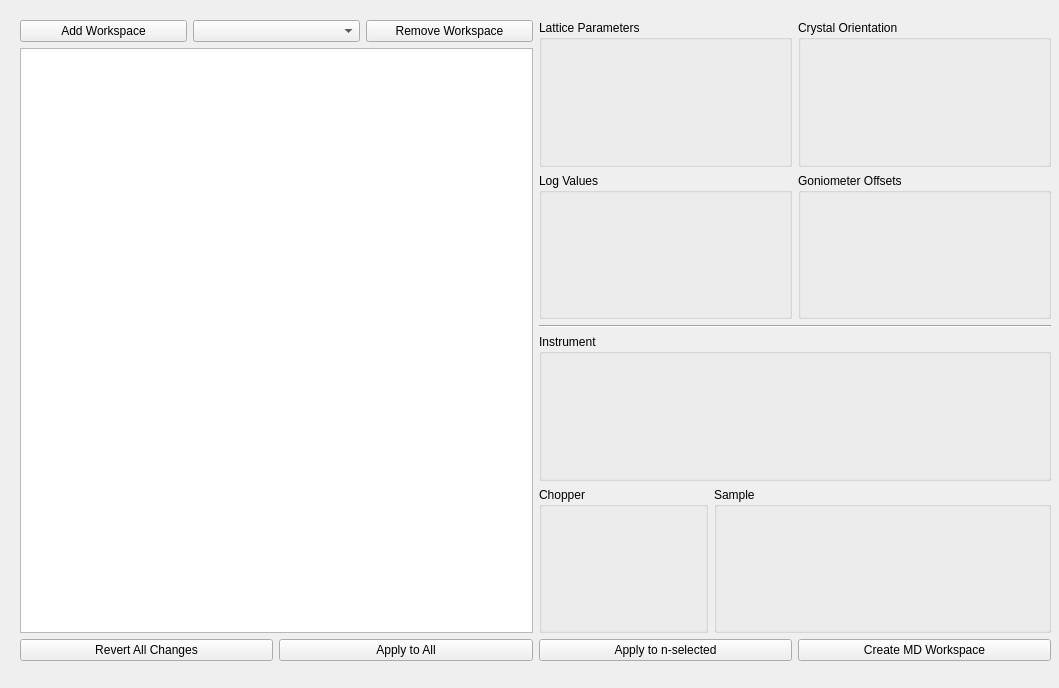
First picture: the form in Code/Mantid/MantidQt/CustomInterfaces/inc/MantidQtCustomInterfaces/CreateMDWorkspace.ui, repository mantidproject/mantid, before the edit.
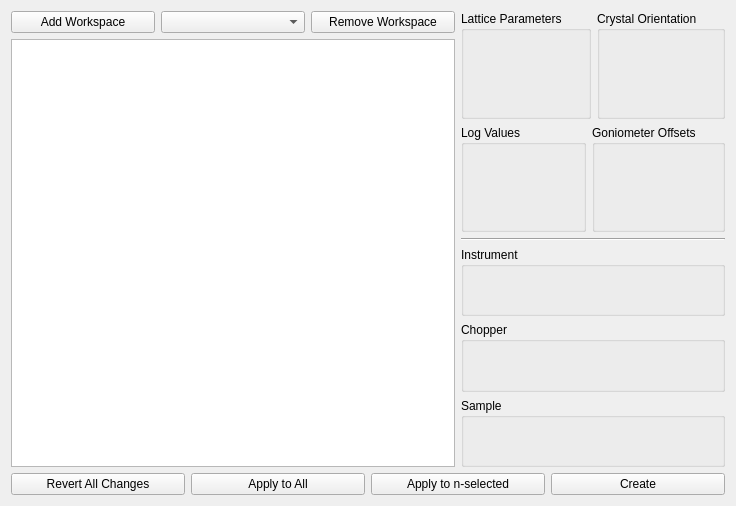
Second picture: the form after the edit. Custom widgets are drawn as their Qt base class.

Commit message:
refs #3876 Ui layout changes.
 Fix cosmetic and sizing issues with the current gui

Patch:
```diff
--- a/Code/Mantid/MantidQt/CustomInterfaces/inc/MantidQtCustomInterfaces/CreateMDWorkspace.ui
+++ b/Code/Mantid/MantidQt/CustomInterfaces/inc/MantidQtCustomInterfaces/CreateMDWorkspace.ui
@@ -6,8 +6,8 @@
    <rect>
     <x>0</x>
     <y>0</y>
-    <width>1059</width>
-    <height>688</height>
+    <width>736</width>
+    <height>506</height>
    </rect>
   </property>
   <property name="sizePolicy">
@@ -19,15 +19,6 @@
   <property name="windowTitle">
    <string>Form</string>
   </property>
-  <widget class="QWidget" name="verticalLayoutWidget_2">
-   <property name="geometry">
-    <rect>
-     <x>20</x>
-     <y>20</y>
-     <width>1031</width>
-     <height>641</height>
-    </rect>
-   </property>
    <layout class="QVBoxLayout" name="verticalLayout_2">
     <item>
      <layout class="QHBoxLayout" name="horizontalLayout">
@@ -60,7 +51,7 @@
         <item>
          <widget class="QTableView" name="tableView">
           <property name="sizePolicy">
-           <sizepolicy hsizetype="Preferred" vsizetype="Expanding">
+          <sizepolicy hsizetype="Expanding" vsizetype="Expanding">
             <horstretch>0</horstretch>
             <verstretch>0</verstretch>
            </sizepolicy>
@@ -68,9 +59,18 @@
           <property name="selectionBehavior">
            <enum>QAbstractItemView::SelectRows</enum>
           </property>
+         <property name="showGrid">
+          <bool>true</bool>
+         </property>
           <property name="sortingEnabled">
            <bool>true</bool>
           </property>
+         <property name="cornerButtonEnabled">
+          <bool>false</bool>
+         </property>
+         <attribute name="horizontalHeaderCascadingSectionResizes">
+          <bool>true</bool>
+         </attribute>
          </widget>
         </item>
        </layout>
@@ -82,67 +82,83 @@
           <item>
            <layout class="QVBoxLayout" name="verticalLayout_3">
             <item>
-             <layout class="QGridLayout" name="gridLayout_mandatory">
-              <item row="0" column="0">
+            <layout class="QVBoxLayout" name="verticalLayout_mandatory">
+             <item>
+              <layout class="QHBoxLayout" name="horizontalLayout_latticeCrystal">
+               <item>
                <widget class="QGroupBox" name="groupBox_lattice">
                 <property name="title">
                  <string>Lattice Parameters</string>
                 </property>
-               </widget>
-              </item>
-              <item row="0" column="1">
+                 <layout class="QHBoxLayout" name="horizontalLayout_5"/>
+                </widget>
+               </item>
+               <item>
                <widget class="QGroupBox" name="groupBox_orientation">
                 <property name="title">
                  <string>Crystal Orientation</string>
                 </property>
                </widget>
               </item>
-              <item row="1" column="1">
-               <widget class="QGroupBox" name="groupBox_goniometeroffsets">
-                <property name="title">
-                 <string>Goniometer Offsets</string>
-                </property>
-               </widget>
-              </item>
-              <item row="1" column="0">
+              </layout>
+             </item>
+             <item>
+              <layout class="QHBoxLayout" name="horizontalLayout_logValues_Goniometer">
+               <item>
                <widget class="QGroupBox" name="groupBox_logvalues">
                 <property name="title">
                  <string>Log Values</string>
                 </property>
-               </widget>
+                 <layout class="QHBoxLayout" name="logValueLayout"/>
+                </widget>
+               </item>
+               <item>
+                <widget class="QGroupBox" name="groupBox_goniometeroffsets">
+                 <property name="title">
+                  <string>Goniometer Offsets</string>
+                 </property>
+                </widget>
+               </item>
+              </layout>
               </item>
              </layout>
             </item>
             <item>
              <widget class="Line" name="line">
+             <property name="sizePolicy">
+              <sizepolicy hsizetype="Minimum" vsizetype="Fixed">
+               <horstretch>0</horstretch>
+               <verstretch>0</verstretch>
+              </sizepolicy>
+             </property>
               <property name="orientation">
                <enum>Qt::Horizontal</enum>
               </property>
              </widget>
             </item>
             <item>
-             <layout class="QGridLayout" name="gridLayout_optional">
-              <item row="1" column="1" colspan="2">
-               <widget class="QGroupBox" name="groupBox_sample">
-                <property name="title">
-                 <string>Sample</string>
-                </property>
-               </widget>
-              </item>
-              <item row="0" column="0" colspan="3">
+            <layout class="QVBoxLayout" name="verticalLayout_optional">
+             <item>
                <widget class="QGroupBox" name="groupBox_instrument">
                 <property name="title">
                  <string>Instrument</string>
                 </property>
                </widget>
               </item>
-              <item row="1" column="0">
+             <item>
                <widget class="QGroupBox" name="groupBox_chopper">
                 <property name="title">
                  <string>Chopper</string>
                 </property>
                </widget>
               </item>
+             <item>
+              <widget class="QGroupBox" name="groupBox_sample">
+               <property name="title">
+                <string>Sample</string>
+               </property>
+              </widget>
+             </item>
              </layout>
             </item>
            </layout>
@@ -179,14 +195,13 @@
       <item>
        <widget class="QPushButton" name="btn_create">
         <property name="text">
-         <string>Create MD Workspace</string>
+        <string>Create</string>
         </property>
        </widget>
       </item>
      </layout>
     </item>
    </layout>
-  </widget>
  </widget>
  <customwidgets>
   <customwidget>
```
Left out of the diff: 13 changed lines with no effect on the pictures. Lines whose indentation alone changed are shown as unchanged. The commit also changes 4 other files.
